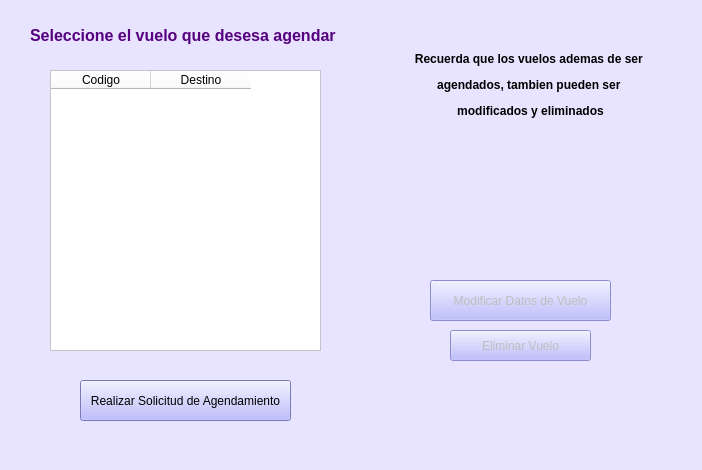
First picture: the form in Interfaces Aeropuerto/agendamientoVuelos.ui, repository vanesagustin98/Aerocamp, before the edit.
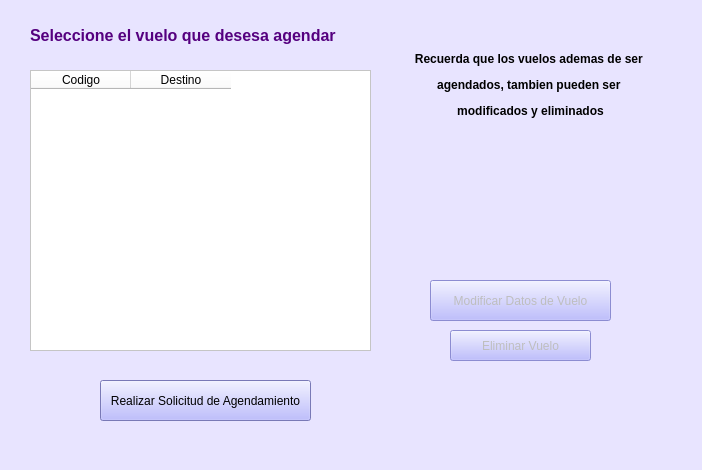
Second picture: the form after the edit. Icons and pictures are not drawn.

```diff
--- a/Interfaces Aeropuerto/agendamientoVuelos.ui
+++ b/Interfaces Aeropuerto/agendamientoVuelos.ui
@@ -19,7 +19,7 @@
   <widget class="QPushButton" name="bt_realizarSolicitud">
    <property name="geometry">
     <rect>
-     <x>80</x>
+     <x>100</x>
      <y>380</y>
      <width>211</width>
      <height>41</height>
@@ -549,9 +549,9 @@
   <widget class="QTableWidget" name="ls_vuelos">
    <property name="geometry">
     <rect>
-     <x>50</x>
+     <x>30</x>
      <y>70</y>
-     <width>271</width>
+     <width>341</width>
      <height>281</height>
     </rect>
    </property>
```
